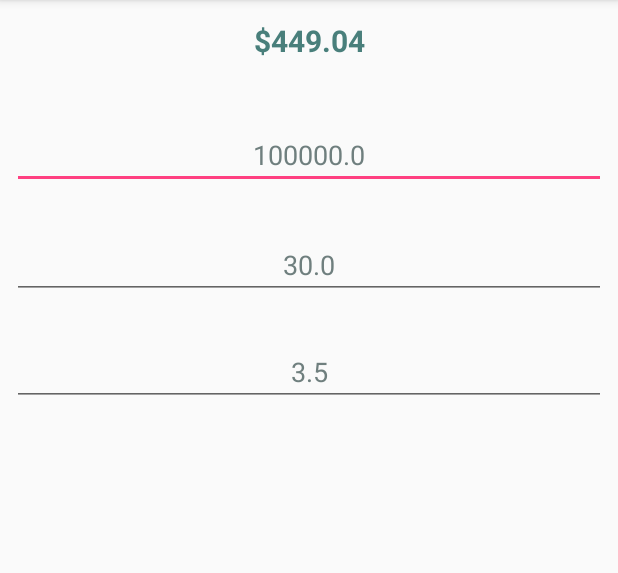
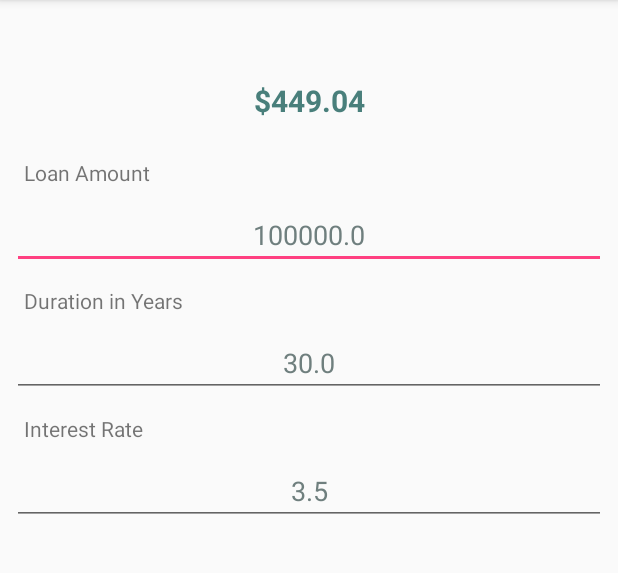
Before and after one commit to PeteGrapentien/MortgageCalculator, an Android app: the screen it shows after launch (CalculatorActivity), on a phone screen of 412 x 824 dp, the part 84-657 px from its top. Run offline under Robolectric (Android 15) with nearby library versions, the phone set to English and light mode, and no system bars.

Commit message:
Added labels to clarify text entry

```diff
--- a/app/src/main/res/layout/activity_calculator.xml
+++ b/app/src/main/res/layout/activity_calculator.xml
@@ -9,54 +9,54 @@
     <EditText
         android:id="@+id/text_amount"
         android:layout_width="0dp"
-        android:layout_height="44dp"
+        android:layout_height="45dp"
         android:layout_marginLeft="8dp"
         android:layout_marginRight="8dp"
+        android:layout_marginTop="40dp"
         android:ems="10"
-        android:inputType="numberDecimal"
-        android:hint="$0"
-        android:textColor="@color/dullGray"
         android:fontFamily="sans-serif"
         android:gravity="center"
+        android:hint="$0"
+        android:inputType="numberDecimal"
+        android:textColor="@color/dullGray"
+        app:layout_constraintHorizontal_bias="1.0"
         app:layout_constraintLeft_toLeftOf="parent"
         app:layout_constraintRight_toRightOf="parent"
-        app:layout_constraintHorizontal_bias="0.0"
-        android:layout_marginTop="28dp"
         app:layout_constraintTop_toBottomOf="@+id/result_view" />
 
     <EditText
         android:id="@+id/text_interest"
         android:layout_width="0dp"
-        android:layout_height="43dp"
+        android:layout_height="45dp"
+        android:layout_marginLeft="8dp"
+        android:layout_marginRight="8dp"
+        android:layout_marginTop="40dp"
         android:ems="10"
+        android:gravity="center"
+        android:hint="0%"
         android:inputType="numberDecimal"
-        android:hint="0%"
-        android:gravity="center"
-        android:layout_marginRight="8dp"
+        android:textColor="@color/dullGray"
+        app:layout_constraintHorizontal_bias="0.0"
+        app:layout_constraintLeft_toLeftOf="parent"
         app:layout_constraintRight_toRightOf="parent"
-        android:layout_marginLeft="8dp"
-        app:layout_constraintLeft_toLeftOf="parent"
-        android:layout_marginTop="28dp"
-        app:layout_constraintTop_toBottomOf="@+id/text_duration"
-        android:textColor="@color/dullGray"
-        app:layout_constraintHorizontal_bias="0.0" />
+        app:layout_constraintTop_toBottomOf="@+id/text_duration" />
 
     <EditText
         android:id="@+id/text_duration"
         android:layout_width="0dp"
-        android:layout_height="wrap_content"
+        android:layout_height="45dp"
+        android:layout_marginLeft="8dp"
+        android:layout_marginRight="8dp"
+        android:layout_marginTop="40dp"
         android:ems="10"
+        android:gravity="center"
+        android:hint="0"
         android:inputType="numberDecimal"
-        android:hint="0"
-        android:gravity="center"
-        android:layout_marginRight="8dp"
+        android:textColor="@color/dullGray"
+        app:layout_constraintHorizontal_bias="0.0"
+        app:layout_constraintLeft_toLeftOf="parent"
         app:layout_constraintRight_toRightOf="parent"
-        android:layout_marginLeft="8dp"
-        app:layout_constraintLeft_toLeftOf="parent"
-        android:layout_marginTop="28dp"
-        app:layout_constraintTop_toBottomOf="@+id/text_amount"
-        android:textColor="@color/dullGray"
-        app:layout_constraintHorizontal_bias="0.0" />
+        app:layout_constraintTop_toBottomOf="@+id/text_amount" />
 
     <TextView
         android:id="@+id/result_view"
@@ -72,6 +72,46 @@
         app:layout_constraintLeft_toLeftOf="parent"
         app:layout_constraintRight_toRightOf="parent"
         app:layout_constraintHorizontal_bias="0.0"
-        tools:layout_editor_absoluteY="44dp" />
+        app:layout_constraintTop_toTopOf="parent"
+        android:layout_marginTop="40dp" />
+
+    <TextView
+        android:id="@+id/textView4"
+        android:layout_width="wrap_content"
+        android:layout_height="wrap_content"
+        android:layout_marginBottom="8dp"
+        android:layout_marginTop="8dp"
+        android:text="Loan Amount"
+        app:layout_constraintBottom_toTopOf="@+id/text_amount"
+        app:layout_constraintTop_toBottomOf="@+id/result_view"
+        android:layout_marginLeft="16dp"
+        app:layout_constraintLeft_toLeftOf="parent"
+        app:layout_constraintVertical_bias="0.714" />
+
+    <TextView
+        android:id="@+id/textView5"
+        android:layout_width="wrap_content"
+        android:layout_height="wrap_content"
+        android:text="Interest Rate"
+        android:layout_marginLeft="16dp"
+        app:layout_constraintLeft_toLeftOf="parent"
+        android:layout_marginBottom="8dp"
+        app:layout_constraintBottom_toTopOf="@+id/text_interest"
+        android:layout_marginTop="8dp"
+        app:layout_constraintTop_toBottomOf="@+id/text_duration"
+        app:layout_constraintVertical_bias="0.714" />
+
+    <TextView
+        android:id="@+id/textView6"
+        android:layout_width="wrap_content"
+        android:layout_height="wrap_content"
+        android:layout_marginBottom="8dp"
+        android:layout_marginLeft="16dp"
+        android:layout_marginTop="8dp"
+        android:text="Duration in Years"
+        app:layout_constraintBottom_toTopOf="@+id/text_duration"
+        app:layout_constraintLeft_toLeftOf="parent"
+        app:layout_constraintTop_toBottomOf="@+id/text_amount"
+        app:layout_constraintVertical_bias="0.714" />
 
 </android.support.constraint.ConstraintLayout>
```
